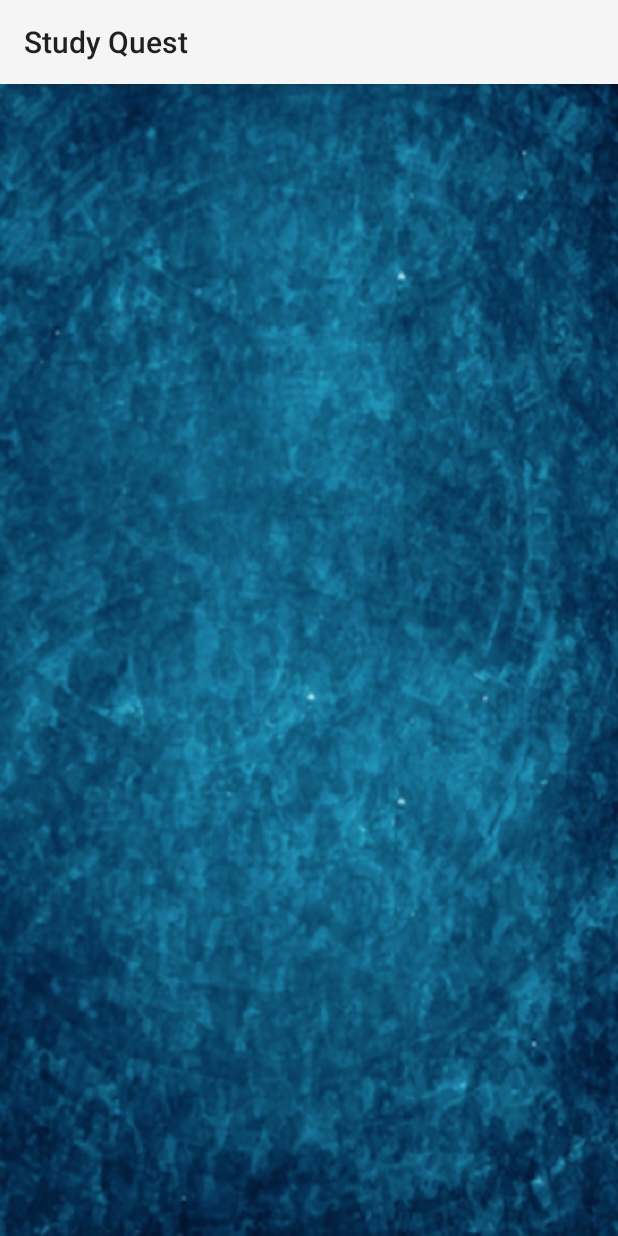
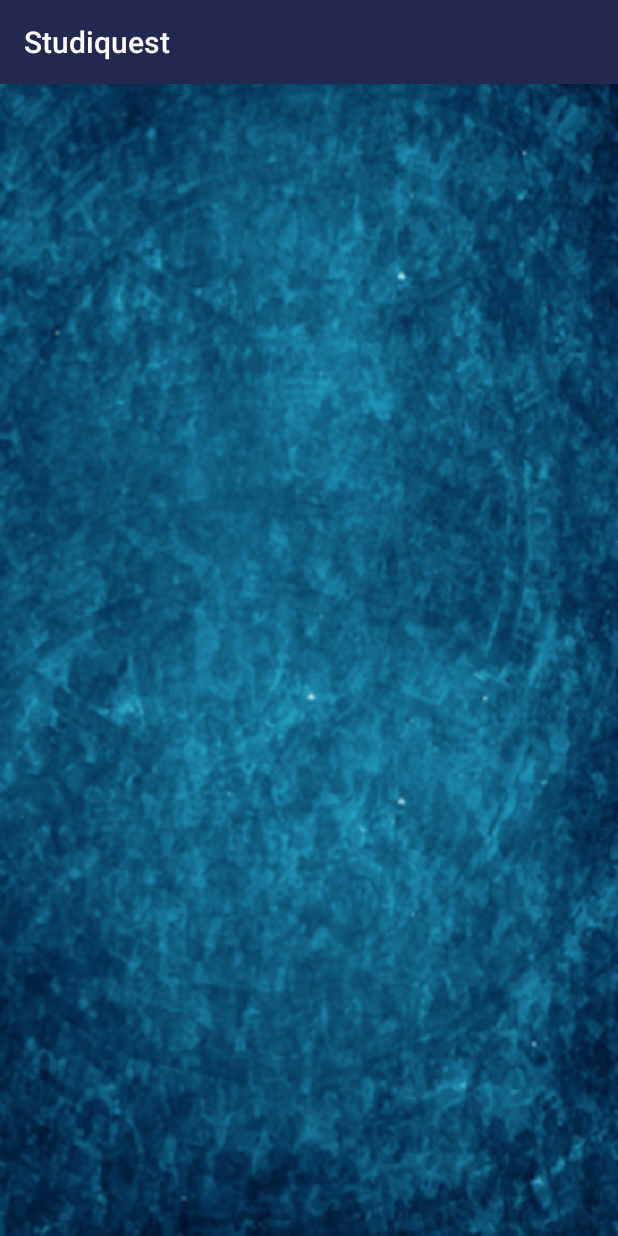
Before and after one commit to stortial/Study-app, an Android app: the screen it shows after launch once a user with an empty profile is signed in (GoogleMaps), after a tap on an icon or button, on a phone screen of 412 x 824 dp. Run offline under Robolectric (Android 15) with nearby library versions, the phone set to English and light mode, and no system bars; our stand-ins replace Firebase (no records; nobody signed in at launch, a user with empty details on screens opened directly).

Commit message:
Deleted Markers Version
It works! But needs refreshing

```diff
--- a/Studiquest/app/src/main/java/org/example/amylipsky/myapplication/GoogleMaps.java
+++ b/Studiquest/app/src/main/java/org/example/amylipsky/myapplication/GoogleMaps.java
@@ -3,7 +3,7 @@ import android.app.ActionBar;
 import android.os.Bundle;
 import android.support.v7.app.AppCompatActivity;
 import android.support.v7.widget.Toolbar;
-
+import android.graphics.Color;
 import com.google.android.gms.maps.CameraUpdateFactory;
 import com.google.android.gms.maps.GoogleMap;
 import com.google.android.gms.maps.OnMapReadyCallback;
@@ -15,22 +15,32 @@ import com.google.firebase.auth.FirebaseAuth;
 import com.google.firebase.auth.FirebaseUser;
 import com.google.firebase.database.DataSnapshot;
 import com.google.firebase.database.DatabaseError;
+import com.google.firebase.database.DatabaseReference;
 import com.google.firebase.database.FirebaseDatabase;
 import com.google.firebase.database.ValueEventListener;
+import com.google.firebase.database.ServerValue;
 
 import java.util.ArrayList;
 import java.util.Random;
 import java.util.concurrent.TimeUnit;
+import java.security.Timestamp;
+import java.text.SimpleDateFormat;
+import java.util.Calendar;
+import java.util.Date;
+import java.util.Scanner;
 
 //Google Maps Class
 public class GoogleMaps extends AppCompatActivity implements OnMapReadyCallback {
 
     private static ArrayList<String> location_list = new ArrayList<>();
     private static ArrayList<String> courselist = new ArrayList<>();
-    private static ArrayList<String> endlist = new ArrayList<>();
+    private static ArrayList<Long> timelist = new ArrayList<>();
+    private static ArrayList<String> desclist = new ArrayList<>();
     private static ArrayList<String> userCourses = new ArrayList<>();
     private static ArrayList<String> User = new ArrayList<>();
-    private static ArrayList<String> details_list = new ArrayList<>();
+    private static ArrayList<String> GroupID = new ArrayList<>();
+    private DatabaseReference groupRef;
+
 
 
     @Override
@@ -41,51 +51,70 @@ public class GoogleMaps extends AppCompatActivity implements OnMapReadyCallback
         Toolbar myToolbar = (Toolbar) findViewById(R.id.my_toolbar);
         setSupportActionBar(myToolbar);
 
-        myToolbar.setTitle("StudyQuest");
+       myToolbar.setTitle("StudyQuest");
+
+         myToolbar.setTitleTextColor(Color.WHITE);
+
+        //ActionBar actionBar = getActionBar();
+        //actionBar.setTitle("StudyQuest");
 
         FirebaseUser currentUser = FirebaseAuth.getInstance().getCurrentUser();
         final String _User = currentUser.getUid(); //get Uid from Auth
+        groupRef = FirebaseDatabase.getInstance().getReference("groups");
 
         //gets the data from the database
         //  note, this happens after the first time the map is created
         //  to fix this just back out and then go back in
+
         FirebaseDatabase.getInstance().getReference().child("groups").addListenerForSingleValueEvent(new ValueEventListener() {
             @Override
             public void onDataChange(DataSnapshot dataSnapshot) {
 
                 location_list.clear();
                 courselist.clear();
-                endlist.clear();
+                timelist.clear();
+                desclist.clear();
                 User.clear();
-                details_list.clear();
+                GroupID.clear();
 
                 //iterate through all children of groups
-                for(DataSnapshot snapshot: dataSnapshot.getChildren()){
+                for (DataSnapshot snapshot : dataSnapshot.getChildren()) {
 
                     //put each piece of data into the appropriate variable
                     String course = (String) snapshot.child("course").getValue();
-                    String endtime = (String) snapshot.child("endtime").getValue();
                     String locations = (String) snapshot.child("locations").getValue();
+                    String description = (String) snapshot.child("description").getValue();
+                    Long TimeStamp = (Long) snapshot.child("timestamp").getValue();
                     String aUser = (String) snapshot.child("User").getValue();
-                    String details = (String) snapshot.child("description").getValue();
+                    String GID = (String) snapshot.getKey();
 
 
                     //add each piece of data to the array list
                     location_list.add(locations);
                     courselist.add(course);
-                    endlist.add(endtime);
+                    timelist.add(TimeStamp);
+                    desclist.add(description);
                     User.add(aUser);
-                    details_list.add(details);
+                    GroupID.add(GID);
+
+                    //}
+
 
                 }
             }
-
             @Override
             public void onCancelled(DatabaseError databaseError) {
 
             }
         });
-
+        for(int i = 0; i < timelist.size();i++)
+        {
+            long CurrentTime = System.currentTimeMillis();
+            if(CurrentTime > timelist.get(i))
+            {
+                groupRef.child(GroupID.get(i)).removeValue();
+            }
+        }
         FirebaseDatabase.getInstance().getReference().child("users").child(_User).child("Courses").addListenerForSingleValueEvent(new ValueEventListener() {
             @Override
             public void onDataChange(DataSnapshot dataSnapshot) {
@@ -110,7 +139,7 @@ public class GoogleMaps extends AppCompatActivity implements OnMapReadyCallback
         //delay the program for 5 seconds
         //  it takes a few sec to read from the database so hold your horses
         try {
-            TimeUnit.SECONDS.sleep(3);
+            TimeUnit.SECONDS.sleep(5);
         } catch (InterruptedException e) {
             e.printStackTrace();
         }
@@ -122,7 +151,6 @@ public class GoogleMaps extends AppCompatActivity implements OnMapReadyCallback
         //last line of google magic
         mapFragment.getMapAsync(this);
     }
-
     /**
      * Manipulates the map once available.
      * This callback is triggered when the map is ready to be used.
@@ -187,11 +215,13 @@ public class GoogleMaps extends AppCompatActivity implements OnMapReadyCallback
 
                         //determine if the marker was made by the current user
                         if(_User.equals(User.get(i))){
-                            mMap.addMarker(new MarkerOptions().icon(BitmapDescriptorFactory.defaultMarker(BitmapDescriptorFactory.HUE_AZURE)).position(temp).title(location_list.get(i)+' '+courselist.get(i)).snippet(details_list.get(i)));
+                            mMap.addMarker(new MarkerOptions().icon(BitmapDescriptorFactory.defaultMarker(BitmapDescriptorFactory.HUE_AZURE)).position(temp).title(" ").snippet(
+                                    location_list.get(i) + " " + courselist.get(i) + " " + timelist.get(i) + " " + desclist.get(i)));
                         }
                         else{
                             //create the actual marker using provided info
-                            mMap.addMarker(new MarkerOptions().position(temp).title(location_list.get(i)+' '+courselist.get(i)).snippet(details_list.get(i)));
+                            mMap.addMarker(new MarkerOptions().position(temp).title(" ").snippet(
+                                    location_list.get(i) + " " + courselist.get(i) + " " + timelist.get(i) + " " + desclist.get(i)));
                         }
                     }
 
--- a/Studiquest/app/src/main/res/layout/google_maps.xml
+++ b/Studiquest/app/src/main/res/layout/google_maps.xml
@@ -11,17 +11,22 @@
         android:id="@+id/my_toolbar"
         android:layout_width="match_parent"
         android:layout_height="?attr/actionBarSize"
-        android:background="?attr/colorPrimary"
+        android:background="@color/toolbar"
         android:elevation="4dp"
+        android:gravity="center"
+
+        android:textColor="@color/white"
         android:theme="@style/ThemeOverlay.AppCompat.ActionBar"
-        app:popupTheme="@style/ThemeOverlay.AppCompat.Light"/>
-
+            />
 <fragment xmlns:android="http://schemas.android.com/apk/res/android"
     xmlns:tools="http://schemas.android.com/tools"
     xmlns:map="http://schemas.android.com/apk/res-auto"
     android:layout_width="match_parent"
     android:layout_height="match_parent"
     android:id="@+id/map"
+    android:gravity="center"
+    android:textColor="@color/white"
+
     tools:context="org.example.amylipsky.myapplication.GoogleMaps"
     android:name="com.google.android.gms.maps.SupportMapFragment"/>
 
@@ -31,8 +36,8 @@
         android:layout_height="wrap_content"
         android:layout_marginLeft="109dp"
         android:layout_marginStart="109dp"
-        android:text="Studiquest"
-        android:textColor="@color/smokyBlack"
+        android:gravity="center"
+        android:textColor="@color/white"
         android:textSize="24dp"
         android:layout_alignParentTop="true"
         android:layout_alignParentLeft="true"
--- a/Studiquest/app/src/main/res/values/strings.xml
+++ b/Studiquest/app/src/main/res/values/strings.xml
@@ -1,5 +1,5 @@
 <resources>
-    <string name="app_name">Study Quest</string>
+    <string name="app_name">Studiquest</string>
     <string name="google_maps">Find Friends Using Google Maps</string>
     <string name="my_classes">My Classes</string>
     <string name="select_courses">Select Courses</string>
--- a/Studiquest/app/src/main/res/values/styles.xml
+++ b/Studiquest/app/src/main/res/values/styles.xml
@@ -3,6 +3,7 @@
     <!-- Base application theme. -->
     <style name="AppTheme" parent="Theme.AppCompat.Light.DarkActionBar">
         <!-- Customize your theme here. -->
+
         <item name="colorPrimary">@color/colorPrimary</item>
         <item name="colorPrimaryDark">@color/colorPrimaryDark</item>
         <item name="colorAccent">@color/colorAccent</item>
```
Also changed, not shown: Studiquest/app/src/main/java/org/example/amylipsky/myapplication/CreateGroups.java (+19 -1 lines).
